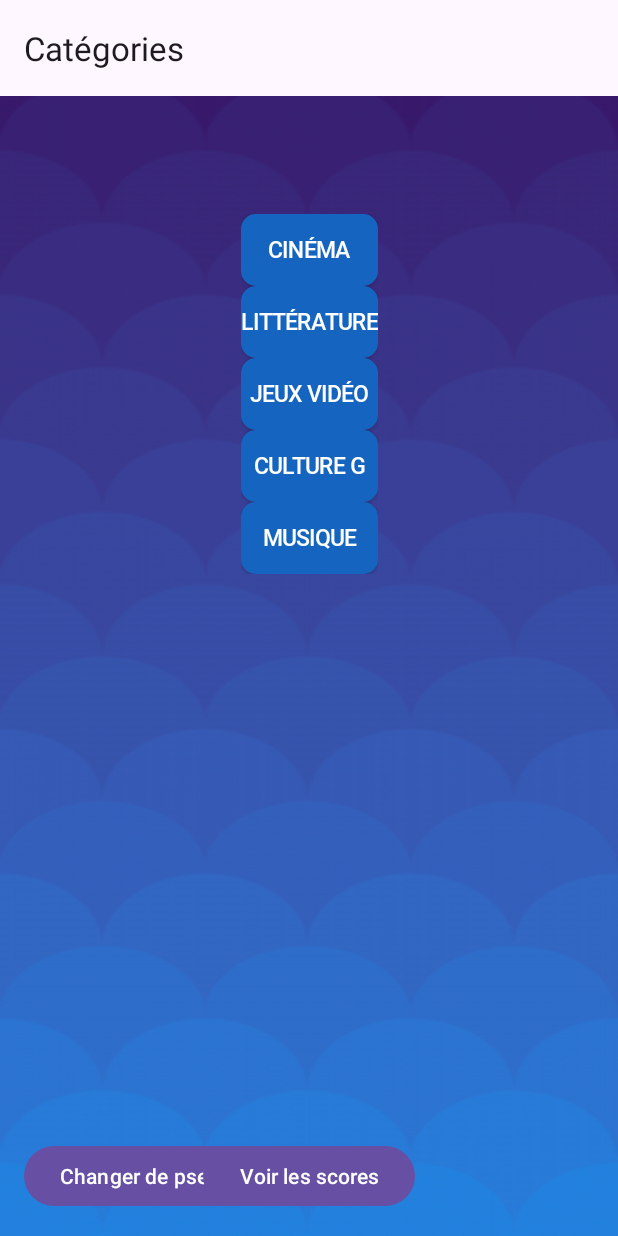
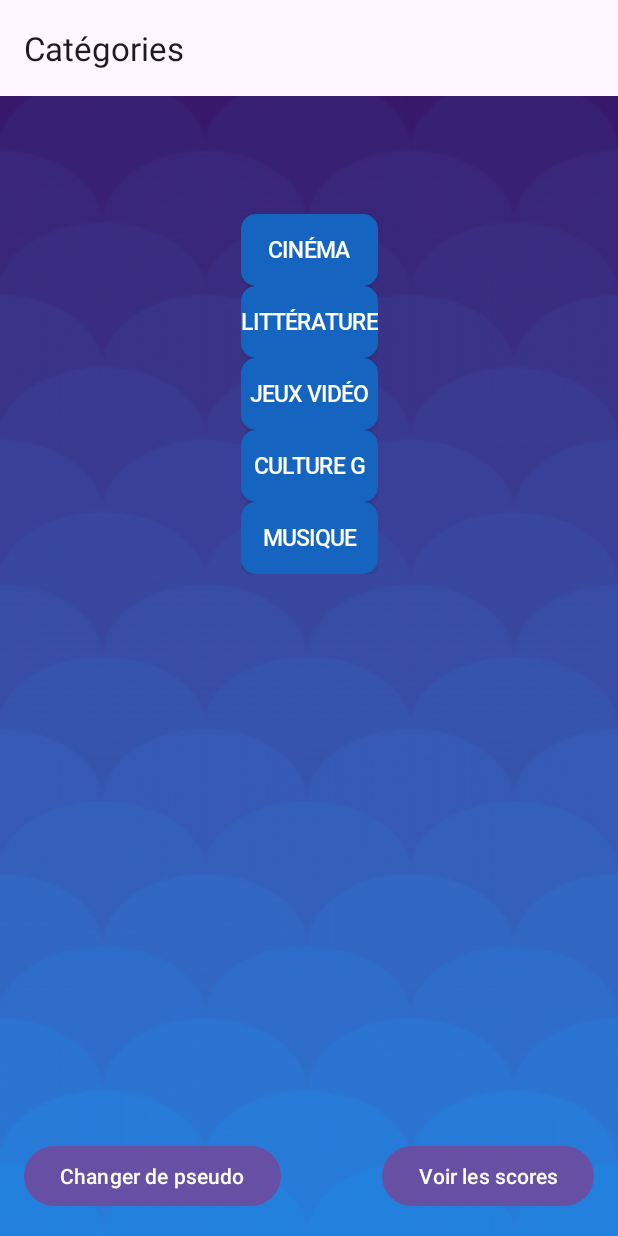
Before and after one commit to Dinholu/tpKotlin01, an Android app built with Jetpack Compose: the CategoryFragment screen opened directly, with no data from a screen before it, after a tap on "CINÉMA", on a phone screen of 412 x 824 dp. Run offline under Robolectric (Android 15) with nearby library versions, the phone set to English and light mode, and no system bars; our stand-ins replace Room's generated code, navigation-ui.

Commit message:
Scores are saved and displayed properly. Category Id is passed through with companion object. Dark texts are now white for better readability

```diff
--- a/app/src/main/java/com/example/quizz/CategoryFragment.kt
+++ b/app/src/main/java/com/example/quizz/CategoryFragment.kt
@@ -89,18 +89,18 @@ class CategoryFragment : Fragment() {
                 }
 
                 setOnClickListener {
-                    fetchQuizzes(category.slug, category.name)
+                    fetchQuizzes(category.slug, category.name, category.id)
                 }
             }
             binding.categoryButtons.addView(button)
         }
     }
-    private fun fetchQuizzes(categorySlug: String, categoryName: String) {
+    private fun fetchQuizzes(categorySlug: String, categoryName: String, categoryId: Int) {
         apiService.getQuizzes(limit = 10, category = categorySlug).enqueue(object : Callback<QuizResponse> {
             override fun onResponse(call: Call<QuizResponse>, response: Response<QuizResponse>) {
                 if (response.isSuccessful) {
                     val quizzes = response.body()?.quizzes ?: emptyList()
-                    navigateToQuizFragment(quizzes, categoryName)
+                    navigateToQuizFragment(quizzes, categoryName, categoryId)
                 }
             }
 
@@ -110,12 +110,13 @@ class CategoryFragment : Fragment() {
         })
     }
 
-    private fun navigateToQuizFragment(quizzes: List<Quiz>, categoryName: String) {
+    private fun navigateToQuizFragment(quizzes: List<Quiz>, categoryName: String, categoryId: Int) {
         val gson = Gson()
         val jsonQuizzes = gson.toJson(quizzes)
         val bundle = Bundle().apply {
             putString("quizzes", jsonQuizzes)
-            putString("categoryName", categoryName)  // Passez le nom de la catégorie
+            putString("categoryName", categoryName)
+            putInt("categoryId", categoryId)
         }
         findNavController().navigate(R.id.action_CategoryFragment_to_QuizFragment, bundle)
     }
--- a/app/src/main/java/com/example/quizz/DAO/CategoryDao.kt
+++ b/app/src/main/java/com/example/quizz/DAO/CategoryDao.kt
@@ -30,6 +30,7 @@ suspend fun insertCategory(categoryDao: CategoryDao, category: Category) {
     val categoryExists = categoryDao.getCategoryById(category.id) != null
     if (categoryExists) {
         categoryDao.insert(category)
+        Log.d("Database", "Category inserted (${category.id})")
     } else {
         Log.e("Database", "Category with id ${category.id} does not exist.")
     }
--- a/app/src/main/java/com/example/quizz/Leaderboard.kt
+++ b/app/src/main/java/com/example/quizz/Leaderboard.kt
@@ -31,7 +31,8 @@ class Leaderboard : AppCompatActivity() {
 
     leaderboardRecyclerView = findViewById(R.id.leaderboardRecyclerView)
     leaderboardRecyclerView.layoutManager = LinearLayoutManager(this)
-    database = AppDatabase.getDatabase(applicationContext)
+    //database = AppDatabase.getDatabase(applicationContext)
+    database = (application as QuizApplication).database
 
     loadLeaderboard()
   }
--- a/app/src/main/java/com/example/quizz/QuizApplication.kt
+++ b/app/src/main/java/com/example/quizz/QuizApplication.kt
@@ -15,4 +15,5 @@ class QuizApplication : Application() {
         )
             .fallbackToDestructiveMigration() // Permettre les migrations destructrices
             .build()
-    }}
+    }
+}
--- a/app/src/main/res/layout/activity_login.xml
+++ b/app/src/main/res/layout/activity_login.xml
@@ -39,6 +39,7 @@
         android:text="@string/enter_pseudo"
         android:textAlignment="center"
         android:textSize="28sp"
+        android:textColor="@color/white"
         app:layout_constraintBottom_toBottomOf="parent"
         app:layout_constraintEnd_toEndOf="parent"
         app:layout_constraintStart_toStartOf="parent"
--- a/app/src/main/res/layout/activity_main.xml
+++ b/app/src/main/res/layout/activity_main.xml
@@ -36,7 +36,8 @@
         android:layout_width="wrap_content"
         android:layout_height="wrap_content"
         android:text="Voir les scores"
-        android:layout_gravity="bottom|center"
-        android:layout_marginBottom="16dp"/>
+        android:layout_gravity="bottom|end"
+        android:layout_marginBottom="16dp"
+        android:layout_marginEnd="16dp"/>
 
 </androidx.coordinatorlayout.widget.CoordinatorLayout>
--- a/app/src/main/res/layout/fragment_category.xml
+++ b/app/src/main/res/layout/fragment_category.xml
@@ -20,6 +20,7 @@
             android:fontFamily="@font/robotomedium"
             android:text=""
             android:textSize="24sp"
+            android:textColor="@color/white"
             app:layout_constraintEnd_toEndOf="parent"
             app:layout_constraintStart_toStartOf="parent"
             app:layout_constraintTop_toTopOf="parent" />
--- a/app/src/main/res/layout/fragment_quiz.xml
+++ b/app/src/main/res/layout/fragment_quiz.xml
@@ -22,6 +22,7 @@
                 android:layout_marginTop="16dp"
                 android:text="Temps restant : 10"
                 android:textSize="18sp"
+                android:textColor="@color/white"
                 app:layout_constraintEnd_toEndOf="parent"
                 app:layout_constraintStart_toStartOf="parent"
                 app:layout_constraintTop_toTopOf="parent" />
@@ -33,6 +34,7 @@
                 android:layout_marginTop="16dp"
                 android:text="Score: 0"
                 android:textSize="18sp"
+                android:textColor="@color/white"
                 app:layout_constraintEnd_toEndOf="parent"
                 app:layout_constraintStart_toStartOf="parent"
                 app:layout_constraintTop_toBottomOf="@id/timerText" />
--- a/app/src/main/res/layout/fragment_score.xml
+++ b/app/src/main/res/layout/fragment_score.xml
@@ -4,7 +4,7 @@
     xmlns:tools="http://schemas.android.com/tools"
     android:layout_width="match_parent"
     android:layout_height="match_parent"
-    tools:context=".QuizFragment">
+    tools:context=".Leaderboard">
 
     <androidx.constraintlayout.widget.ConstraintLayout
         android:layout_width="match_parent"
@@ -19,6 +19,7 @@
             android:fontFamily="@font/robotomedium"
             android:text="@string/scoreboard"
             android:textSize="35sp"
+            android:textColor="@color/white"
             app:layout_constraintBottom_toTopOf="@id/bestScoresTextView"
             app:layout_constraintEnd_toEndOf="parent"
             app:layout_constraintStart_toStartOf="parent" />
@@ -32,6 +33,7 @@
             android:padding="10dp"
             android:text="@string/best_score"
             android:textSize="25sp"
+            android:textColor="@color/white"
             app:layout_constraintBottom_toBottomOf="parent"
             app:layout_constraintBottom_toTopOf="@id/scoreboard"
             app:layout_constraintEnd_toEndOf="parent"
@@ -46,6 +48,7 @@
             android:lineSpacingExtra="10dp"
             android:padding="16dp"
             android:textSize="18sp"
+            android:textColor="@color/white"
             app:layout_constraintBottom_toBottomOf="parent"
             app:layout_constraintEnd_toEndOf="parent"
             app:layout_constraintStart_toStartOf="parent"
--- a/app/src/main/res/layout/leaderboard_item.xml
+++ b/app/src/main/res/layout/leaderboard_item.xml
@@ -10,11 +10,13 @@
         android:layout_width="wrap_content"
         android:layout_height="wrap_content"
         android:textStyle="bold"
+        android:textColor="@color/white"
         android:textSize="18sp"/>
 
     <TextView
         android:id="@+id/scores"
         android:layout_width="wrap_content"
         android:layout_height="wrap_content"
+        android:textColor="@color/white"
         android:layout_marginTop="8dp"/>
 </LinearLayout>
```
Also changed, not shown: app/src/main/java/com/example/quizz/LoginActivity.kt (+7 -1 lines), app/src/main/java/com/example/quizz/QuizFragment.kt (+19 -6 lines).
